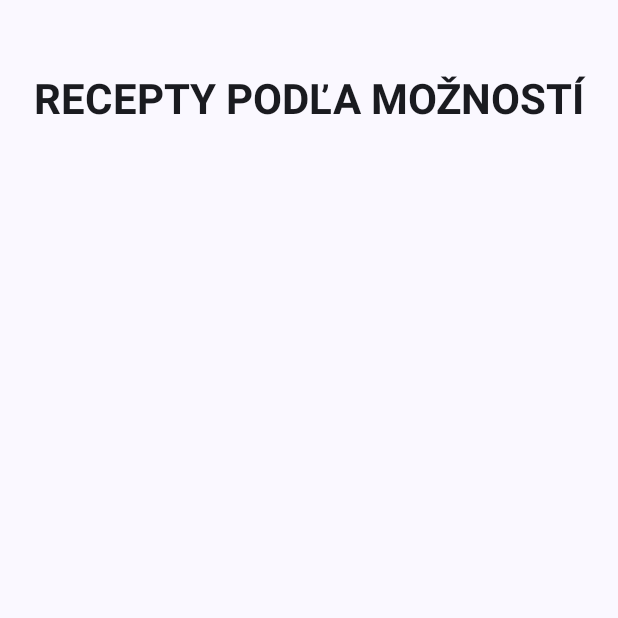
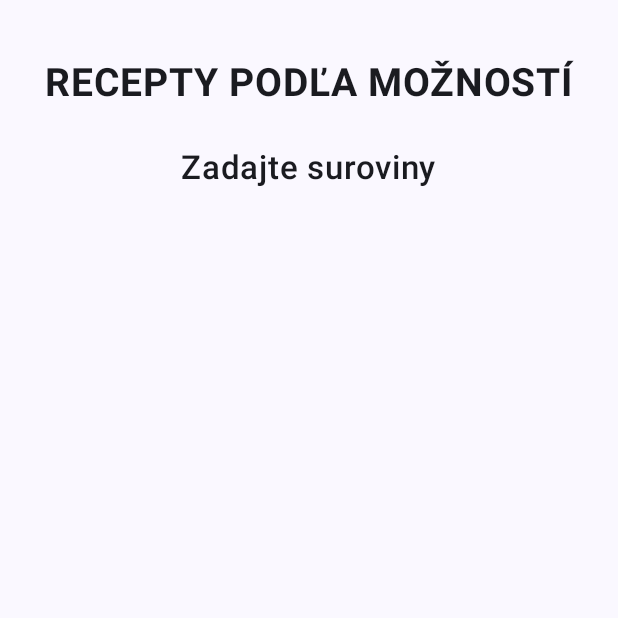
Before and after one commit to janko159/SemestralkaRecepty, an Android app built with Jetpack Compose: the screen it shows after launch (MainActivity), on a phone screen of 412 x 824 dp, the top half of it. Run offline under Robolectric (Android 15) with nearby library versions, the phone set to English and light mode, and no system bars.

Commit message:
Podnadpis
Drobne upravy a podnadpis

```diff
--- a/app/src/main/java/com/example/receptysemestralka/MainActivity.kt
+++ b/app/src/main/java/com/example/receptysemestralka/MainActivity.kt
@@ -19,26 +19,37 @@ class MainActivity : ComponentActivity() {
         super.onCreate(savedInstanceState)
         setContent {
             ReceptySemestralkaTheme {
-                // Surface so systémovou farbou pozadia
                 Surface(
                     modifier = Modifier.fillMaxSize(),
                     color = MaterialTheme.colorScheme.background
                 ) {
-                    // Column na usporiadanie prvkov vertikálne
                     Column(
                         modifier = Modifier
-                            .fillMaxSize()               // zabere celú plochu obrazovky
-                            .padding(top=50.dp,start = 16.dp, end = 16.dp),             // okraje
-                        horizontalAlignment = Alignment.CenterHorizontally  // vycentrovanie horizontálne
+                            .fillMaxSize()
+                            .padding(top = 40.dp, start = 16.dp, end = 16.dp),
+                        horizontalAlignment = Alignment.CenterHorizontally
                     ) {
+                        // Hlavný nadpis
                         Text(
                             text = "RECEPTY PODĽA MOŽNOSTÍ",
-                            fontSize = 28.sp,
-                            fontWeight = FontWeight.Bold, // veľkosť písma (môžeš upraviť)
+                            fontSize = 26.sp,
+                            fontWeight = FontWeight.Bold,
+                            color = MaterialTheme.colorScheme.onBackground
+                        )
+
+                        // Pridať nejaký priestor medzi nadpismi
+                        Spacer(modifier = Modifier.height(16.dp))
+
+                        // Podnadpis
+                        Text(
+                            text = "Zadajte suroviny",
+                            fontSize = 22.sp,
+                            fontWeight = FontWeight.Medium,
                             color = MaterialTheme.colorScheme.onBackground,
-                            style = MaterialTheme.typography.titleLarge  // štýl z témy
+                            modifier = Modifier.padding(top = 12.dp)
                         )
-                        // Sem neskôr pridáme ďalšie prvky (TextField, tlačidlá...)
+
+                        // Odtiaľ môžeme pokračovať so zvyškom UI...
                     }
                 }
             }
```
